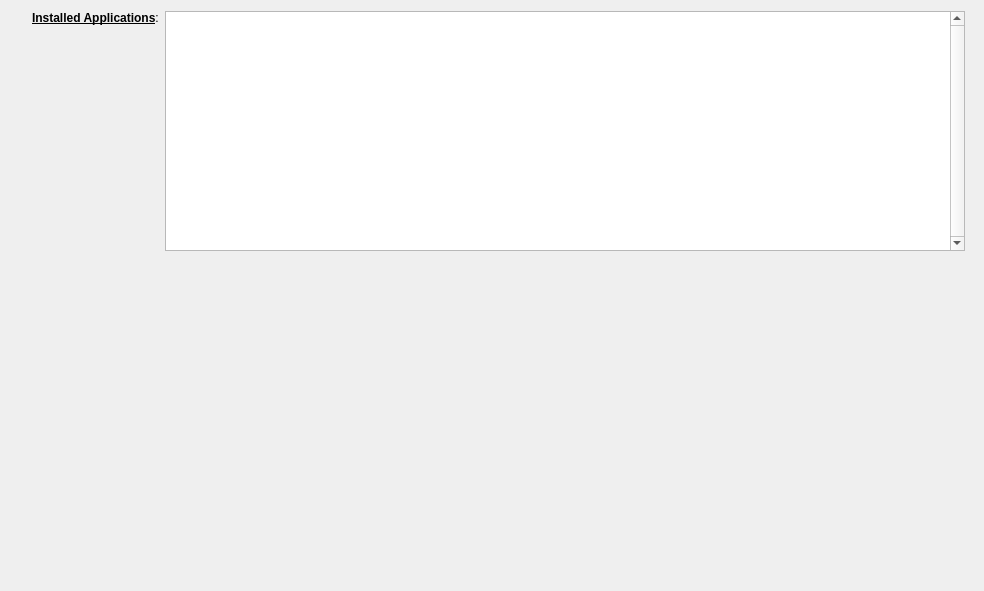
Before: the Qt Designer form stacer/Pages/AdvancedInfo/advanced_info_page.ui in m-flak/Stacer, drawn with Qt 5.
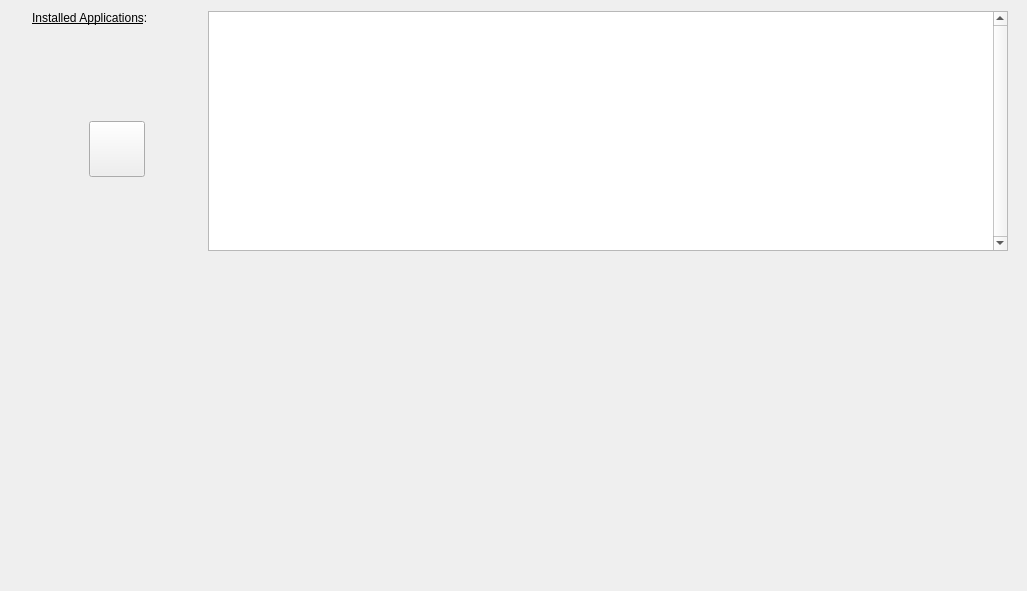
After: the same form once the commit is applied.

```diff
--- a/stacer/Pages/AdvancedInfo/advanced_info_page.ui
+++ b/stacer/Pages/AdvancedInfo/advanced_info_page.ui
@@ -6,7 +6,7 @@
    <rect>
     <x>0</x>
     <y>0</y>
-    <width>892</width>
+    <width>1027</width>
     <height>591</height>
    </rect>
   </property>
@@ -20,28 +20,130 @@
    <item>
     <layout class="QVBoxLayout" name="verticalLayout">
      <item>
-      <layout class="QHBoxLayout" name="horizontalLayout">
+      <layout class="QHBoxLayout" name="horizontalLayout" stretch="0,0">
        <property name="rightMargin">
         <number>8</number>
        </property>
-       <item alignment="Qt::AlignTop">
-        <widget class="QLabel" name="lblInstalledApplications">
-         <property name="sizePolicy">
-          <sizepolicy hsizetype="Expanding" vsizetype="Preferred">
-           <horstretch>0</horstretch>
-           <verstretch>0</verstretch>
-          </sizepolicy>
+       <item>
+        <layout class="QVBoxLayout" name="verticalLayout_3" stretch="0,0,0">
+         <property name="spacing">
+          <number>2</number>
          </property>
-         <property name="text">
-          <string>&lt;html&gt;&lt;head/&gt;&lt;body&gt;&lt;p&gt;&lt;span style=&quot; font-weight:600; text-decoration: underline;&quot;&gt;Installed Applications&lt;/span&gt;:&lt;/p&gt;&lt;/body&gt;&lt;/html&gt;</string>
+         <property name="sizeConstraint">
+          <enum>QLayout::SetDefaultConstraint</enum>
          </property>
-         <property name="margin">
-          <number>8</number>
+         <property name="bottomMargin">
+          <number>0</number>
          </property>
-         <property name="styleSheet">
-          <string notr="true"/>
-         </property>
-        </widget>
+         <item alignment="Qt::AlignLeft|Qt::AlignTop">
+          <widget class="QLabel" name="lblInstalledApplications">
+           <property name="sizePolicy">
+            <sizepolicy hsizetype="Expanding" vsizetype="Preferred">
+             <horstretch>0</horstretch>
+             <verstretch>0</verstretch>
+            </sizepolicy>
+           </property>
+           <property name="minimumSize">
+            <size>
+             <width>0</width>
+             <height>16</height>
+            </size>
+           </property>
+           <property name="maximumSize">
+            <size>
+             <width>16777215</width>
+             <height>60</height>
+            </size>
+           </property>
+           <property name="baseSize">
+            <size>
+             <width>0</width>
+             <height>16</height>
+            </size>
+           </property>
+           <property name="styleSheet">
+            <string notr="true"/>
+           </property>
+           <property name="text">
+            <string>&lt;html&gt;&lt;head/&gt;&lt;body&gt;&lt;p&gt;&lt;span style=&quot; font-weight:200; text-decoration: underline;&quot;&gt;Installed Applications&lt;/span&gt;:&lt;/p&gt;&lt;/body&gt;&lt;/html&gt;</string>
+           </property>
+           <property name="alignment">
+            <set>Qt::AlignLeading|Qt::AlignLeft|Qt::AlignTop</set>
+           </property>
+           <property name="margin">
+            <number>8</number>
+           </property>
+          </widget>
+         </item>
+         <item>
+          <spacer name="verticalSpacer">
+           <property name="orientation">
+            <enum>Qt::Vertical</enum>
+           </property>
+           <property name="sizeType">
+            <enum>QSizePolicy::Fixed</enum>
+           </property>
+           <property name="sizeHint" stdset="0">
+            <size>
+             <width>20</width>
+             <height>92</height>
+            </size>
+           </property>
+          </spacer>
+         </item>
+         <item alignment="Qt::AlignHCenter|Qt::AlignTop">
+          <widget class="QPushButton" name="btnRefreshTopCV">
+           <property name="sizePolicy">
+            <sizepolicy hsizetype="Minimum" vsizetype="Fixed">
+             <horstretch>0</horstretch>
+             <verstretch>1</verstretch>
+            </sizepolicy>
+           </property>
+           <property name="minimumSize">
+            <size>
+             <width>56</width>
+             <height>56</height>
+            </size>
+           </property>
+           <property name="maximumSize">
+            <size>
+             <width>96</width>
+             <height>96</height>
+            </size>
+           </property>
+           <property name="sizeIncrement">
+            <size>
+             <width>8</width>
+             <height>8</height>
+            </size>
+           </property>
+           <property name="baseSize">
+            <size>
+             <width>64</width>
+             <height>64</height>
+            </size>
+           </property>
+           <property name="cursor">
+            <cursorShape>PointingHandCursor</cursorShape>
+           </property>
+           <property name="toolTip">
+            <string>Refresh</string>
+           </property>
+           <property name="layoutDirection">
+            <enum>Qt::LeftToRight</enum>
+           </property>
+           <property name="text">
+            <string/>
+           </property>
+           <property name="flat">
+            <bool>false</bool>
+           </property>
+           <property name="styleSheet">
+            <string notr="true"/>
+           </property>
+          </widget>
+         </item>
+        </layout>
        </item>
        <item alignment="Qt::AlignRight|Qt::AlignTop">
         <widget class="QColumnView" name="qcvInstalledApplications">
```
Left out of the diff: 6 changed lines with no effect on the pictures.
